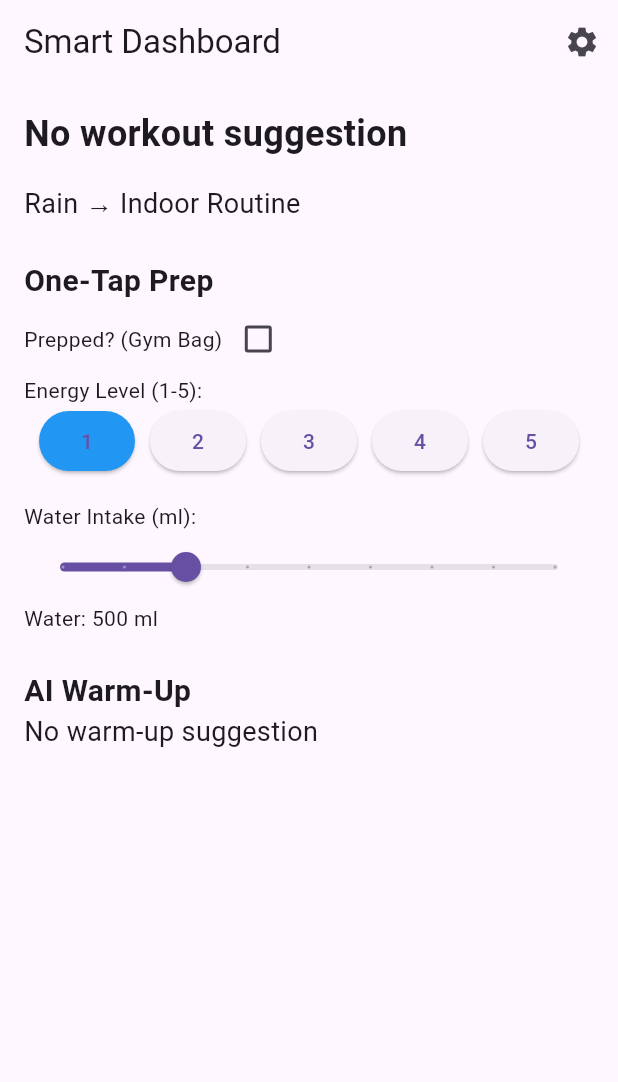
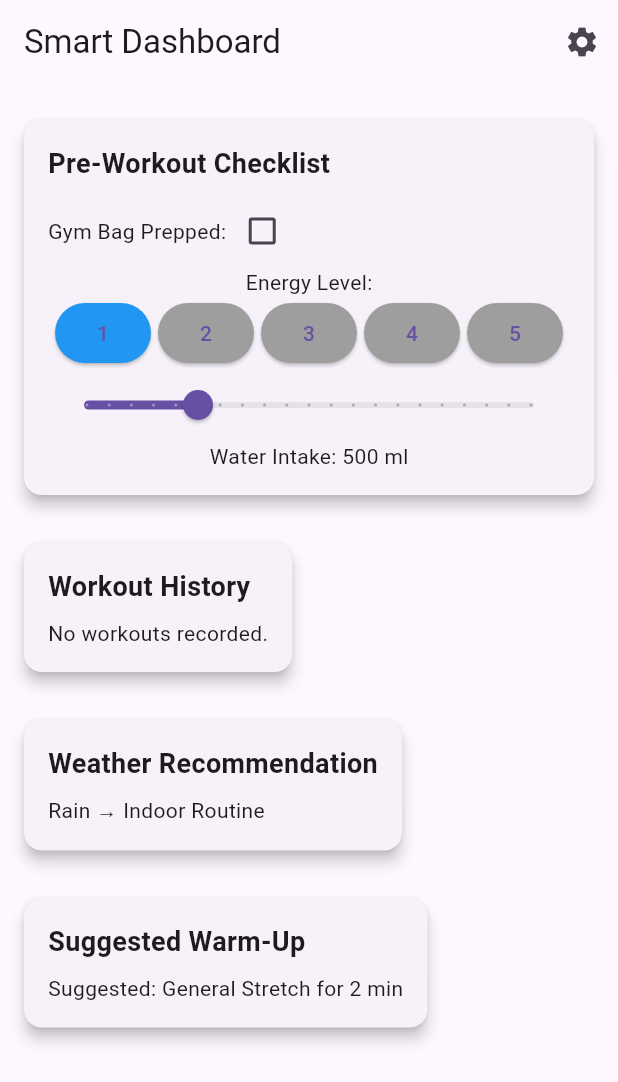
Before and after one commit to MelidoB/Gym-Tracker, a Flutter app: the screen it shows after launch, on a phone screen of 412 x 824 dp. Shown: the top 1082 px of the screen. Run offline on Flutter 3.47's test engine with Material 3 defaults, Android fonts, the phone set to English and light mode, and no system bars; our stand-ins replace shared_preferences; accounts and stored records are empty.

```diff
--- a/gym_tracker/lib/main.dart
+++ b/gym_tracker/lib/main.dart
@@ -1,26 +1,28 @@
+// lib/main.dart
 import 'package:flutter/material.dart';
+import 'package:provider/provider.dart';
 import 'package:gym_tracker/screens/smart_dashboard_screen.dart';
-import 'package:provider/provider.dart';
-
-import 'services/local_storage_service.dart';
-import 'dart:convert';
-import 'package:intl/intl.dart';
+import 'package:gym_tracker/services/local_storage_service.dart';
 
 void main() {
-  runApp(
-    MultiProvider(
-      providers: [
-        Provider<LocalStorageService>(
-          create: (_) => LocalStorageService()..initializeMockData(),
-        ),
-      ],
+  runApp(const MyApp());
+}
+
+class MyApp extends StatelessWidget {
+  const MyApp({super.key});
+
+  @override
+  Widget build(BuildContext context) {
+    return Provider<LocalStorageService>(
+      create: (_) => LocalStorageService(),
       child: MaterialApp(
         title: 'Gym Tracker',
         theme: ThemeData(
           primarySwatch: Colors.blue,
+          useMaterial3: true,
         ),
         home: const smart_dashboard_screen(),
       ),
-    ),
-  );
+    );
+  }
 }
--- a/gym_tracker/lib/models/pre_workout.dart
+++ b/gym_tracker/lib/models/pre_workout.dart
@@ -1,7 +1,8 @@
+// lib/models/pre_workout.dart
 class PreWorkout {
-  bool gymBagPrepped;
-  int energyLevel;
-  int waterIntake;
+  final bool gymBagPrepped;
+  final int energyLevel;
+  final double waterIntake;
 
   PreWorkout({
     this.gymBagPrepped = false,
@@ -9,19 +10,15 @@ class PreWorkout {
     this.waterIntake = 500,
   });
 
-  Map<String, dynamic> toJson() {
-    return {
+  Map<String, dynamic> toJson() => {
         'gymBagPrepped': gymBagPrepped,
         'energyLevel': energyLevel,
         'waterIntake': waterIntake,
       };
-  }
 
-  factory PreWorkout.fromJson(Map<String, dynamic> json) {
-    return PreWorkout(
+  factory PreWorkout.fromJson(Map<String, dynamic> json) => PreWorkout(
         gymBagPrepped: json['gymBagPrepped'] ?? false,
         energyLevel: json['energyLevel'] ?? 1,
-      waterIntake: json['waterIntake'] ?? 500,
+        waterIntake: (json['waterIntake'] ?? 500).toDouble(),
       );
 }
-}
--- a/gym_tracker/lib/models/user_preferences.dart
+++ b/gym_tracker/lib/models/user_preferences.dart
@@ -1,7 +1,8 @@
+// lib/models/user_preferences.dart
 class UserPreferences {
-  String? name;
-  bool useKg;
-  String preferredWorkoutType;
+  final String name;
+  final bool useKg;
+  final String preferredWorkoutType;
 
   UserPreferences({
     this.name = '',
@@ -9,19 +10,15 @@ class UserPreferences {
     this.preferredWorkoutType = 'General',
   });
 
-  Map<String, dynamic> toJson() {
-    return {
+  Map<String, dynamic> toJson() => {
         'name': name,
         'useKg': useKg,
         'preferredWorkoutType': preferredWorkoutType,
       };
-  }
 
-  factory UserPreferences.fromJson(Map<String, dynamic> json) {
-    return UserPreferences(
+  factory UserPreferences.fromJson(Map<String, dynamic> json) => UserPreferences(
         name: json['name'] ?? '',
         useKg: json['useKg'] ?? false,
         preferredWorkoutType: json['preferredWorkoutType'] ?? 'General',
       );
 }
-}
--- a/gym_tracker/lib/models/warm_up.dart
+++ b/gym_tracker/lib/models/warm_up.dart
@@ -1,31 +1,27 @@
+// lib/models/warm_up.dart
 class WarmUp {
-  String name;
-  String duration;
-  String workoutType;
+  final String name;
+  final String duration;
+  final String workoutType;
 
   WarmUp({
-    required this.name,
-    required this.duration,
-    required this.workoutType,
+    this.name = '',
+    this.duration = '',
+    this.workoutType = '',
   });
 
-  Map<String, dynamic> toJson() {
-    return {
+  Map<String, dynamic> toJson() => {
         'name': name,
         'duration': duration,
         'workoutType': workoutType,
       };
-  }
 
-  factory WarmUp.fromJson(Map<String, dynamic> json) {
-    return WarmUp(
+  factory WarmUp.fromJson(Map<String, dynamic> json) => WarmUp(
         name: json['name'] ?? '',
         duration: json['duration'] ?? '',
         workoutType: json['workoutType'] ?? '',
       );
-  }
 
-  // Simple rule-based suggestion
   static WarmUp suggestForWorkoutType(String workoutType) {
     switch (workoutType) {
       case 'Legs':
--- a/gym_tracker/lib/models/weather.dart
+++ b/gym_tracker/lib/models/weather.dart
@@ -1,23 +1,20 @@
+// lib/models/weather.dart
 class Weather {
-  String condition;
-  bool recommendIndoor;
+  final String condition;
+  final bool recommendIndoor;
 
   Weather({
-    required this.condition,
+    this.condition = 'Sunny',
     this.recommendIndoor = false,
   });
 
-  Map<String, dynamic> toJson() {
-    return {
+  Map<String, dynamic> toJson() => {
         'condition': condition,
         'recommendIndoor': recommendIndoor,
       };
-  }
 
-  factory Weather.fromJson(Map<String, dynamic> json) {
-    return Weather(
+  factory Weather.fromJson(Map<String, dynamic> json) => Weather(
         condition: json['condition'] ?? 'Sunny',
         recommendIndoor: json['recommendIndoor'] ?? false,
       );
 }
-}
--- a/gym_tracker/lib/models/workout.dart
+++ b/gym_tracker/lib/models/workout.dart
@@ -1,42 +1,28 @@
-import 'package:intl/intl.dart';
-
+// lib/models/workout.dart
 class Workout {
-  String name;
-  String dayOfWeek;
-  String time;
-  String type;
+  final String name;
+  final String dayOfWeek;
+  final String time;
+  final String type;
 
   Workout({
-    required this.name,
-    required this.dayOfWeek,
-    required this.time,
-    required this.type,
+    this.name = '',
+    this.dayOfWeek = '',
+    this.time = '',
+    this.type = '',
   });
 
-  Map<String, dynamic> toJson() {
-    return {
+  Map<String, dynamic> toJson() => {
         'name': name,
         'dayOfWeek': dayOfWeek,
         'time': time,
         'type': type,
       };
-  }
 
-  factory Workout.fromJson(Map<String, dynamic> json) {
-    return Workout(
+  factory Workout.fromJson(Map<String, dynamic> json) => Workout(
         name: json['name'] ?? '',
         dayOfWeek: json['dayOfWeek'] ?? '',
         time: json['time'] ?? '',
         type: json['type'] ?? '',
       );
 }
-
-  // Helper to check if workout matches current day/time
-  bool matchesCurrentTime() {
-    final now = DateTime.now();
-    final formatter = DateFormat('EEEE HH:mm');
-    final currentDay = DateFormat('EEEE').format(now);
-    final currentTime = DateFormat('HH:mm').format(now);
-    return dayOfWeek == currentDay && time == currentTime;
-  }
-}
--- a/gym_tracker/lib/screens/smart_dashboard_screen.dart
+++ b/gym_tracker/lib/screens/smart_dashboard_screen.dart
@@ -1,65 +1,63 @@
+// lib/screens/smart_dashboard_screen.dart
 import 'package:flutter/material.dart';
 import 'package:provider/provider.dart';
-import '../models/workout.dart';
-import '../models/weather.dart';
-import '../models/pre_workout.dart';
-import '../models/warm_up.dart';
-import '../services/local_storage_service.dart';
-import 'settings_screen.dart';
-import 'package:intl/intl.dart';
-import 'dart:convert';
+import 'package:gym_tracker/models/pre_workout.dart';
+import 'package:gym_tracker/models/warm_up.dart';
+import 'package:gym_tracker/models/weather.dart';
+import 'package:gym_tracker/models/workout.dart';
+import 'package:gym_tracker/screens/settings_screen.dart';
+import 'package:gym_tracker/services/local_storage_service.dart';
+import 'package:gym_tracker/widgets/reusable_widget.dart';
 
 class smart_dashboard_screen extends StatefulWidget {
   const smart_dashboard_screen({super.key});
 
   @override
-  State<smart_dashboard_screen> createState() => _smart_dashboard_screenState();
+  _SmartDashboardScreenState createState() => _SmartDashboardScreenState();
 }
 
-class _smart_dashboard_screenState extends State<smart_dashboard_screen> {
-  late LocalStorageService _localStorageService;
-  Workout? _suggestedWorkout;
-  final Weather _weather = Weather(condition: 'Rain', recommendIndoor: true); // Mock
-  PreWorkout _preWorkout = PreWorkout();
-  WarmUp? _warmUp;
+class _SmartDashboardScreenState extends State<smart_dashboard_screen> {
+  PreWorkout? _preWorkout;
+  List<Workout> _workoutHistory = [];
+  bool _isLoading = true;
 
   @override
-  void didChangeDependencies() {
-    super.didChangeDependencies();
-    _localStorageService = Provider.of<LocalStorageService>(context);
-    _loadSuggestedWorkout();
-    _loadPreWorkout();
+  void initState() {
+    super.initState();
+    _loadData();
   }
 
-  Future<void> _loadSuggestedWorkout() async {
-    final workouts = await _localStorageService.getWorkoutHistory();
-    final now = DateTime.now();
-    final currentDay = DateFormat('EEEE').format(now);
-    final recentWorkouts = workouts
-        .where((w) => w.dayOfWeek == currentDay)
-        .take(3)
-        .toList();
+  Future<void> _loadData() async {
+    final localStorage = Provider.of<LocalStorageService>(context, listen: false);
+    final preWorkout = await localStorage.getPreWorkout();
+    final workoutHistory = await localStorage.getWorkoutHistory();
     setState(() {
-      _suggestedWorkout = recentWorkouts.isNotEmpty ? recentWorkouts.first : null;
-      _warmUp = _suggestedWorkout != null
-          ? WarmUp.suggestForWorkoutType(_suggestedWorkout!.type)
-          : null;
+      _preWorkout = preWorkout;
+      _workoutHistory = workoutHistory;
+      _isLoading = false;
     });
   }
 
-  Future<void> _loadPreWorkout() async {
-    final preWorkout = await _localStorageService.getPreWorkout();
+  Future<void> _savePreWorkout(PreWorkout preWorkout) async {
+    final localStorage = Provider.of<LocalStorageService>(context, listen: false);
+    await localStorage.savePreWorkout(preWorkout);
     setState(() {
       _preWorkout = preWorkout;
     });
   }
 
-  Future<void> _savePreWorkout() async {
-    await _localStorageService.savePreWorkout(_preWorkout);
+  @override
+  Widget build(BuildContext context) {
+    if (_isLoading) {
+      return const Scaffold(
+        body: Center(child: CircularProgressIndicator()),
+      );
     }
 
-  @override
-  Widget build(BuildContext context) {
+    final weather = Weather(condition: 'Rain', recommendIndoor: true);
+    final suggestedWarmUp = WarmUp.suggestForWorkoutType(
+        _workoutHistory.isNotEmpty ? _workoutHistory.first.type : 'General');
+
     return Scaffold(
       appBar: AppBar(
         title: const Text('Smart Dashboard'),
@@ -69,87 +67,84 @@ class _smart_dashboard_screenState extends State<smart_dashboard_screen> {
             onPressed: () {
               Navigator.push(
                 context,
-                MaterialPageRoute(builder: (context) => const SettingsScreen()),
+                MaterialPageRoute(builder: (_) => const SettingsScreen()),
               );
             },
           ),
         ],
       ),
-      body: Padding(
+      body: SingleChildScrollView(
         padding: const EdgeInsets.all(16.0),
         child: Column(
           crossAxisAlignment: CrossAxisAlignment.start,
           children: [
-            Text(
-              _suggestedWorkout != null
-                  ? '${_suggestedWorkout!.dayOfWeek} ${_suggestedWorkout!.time} → ${_suggestedWorkout!.name}?'
-                  : 'No workout suggestion',
-              style: const TextStyle(fontSize: 24, fontWeight: FontWeight.bold),
-            ),
-            const SizedBox(height: 16),
-            Text(
-              '${_weather.condition} → ${_weather.recommendIndoor ? 'Indoor Routine' : 'Outdoor Routine'}',
-              style: const TextStyle(fontSize: 18),
-            ),
-            const SizedBox(height: 24),
-            const Text('One-Tap Prep', style: TextStyle(fontSize: 20, fontWeight: FontWeight.bold)),
+            ReusableWidget(
+              title: 'Pre-Workout Checklist',
+              child: Column(
+                children: [
                   Row(
                     children: [
-                const Text('Prepped? (Gym Bag)'),
+                      const Text('Gym Bag Prepped:'),
                       Checkbox(
-                  value: _preWorkout.gymBagPrepped,
-                  onChanged: (bool? value) {
-                    if (value != null) {
-                      setState(() {
-                        _preWorkout.gymBagPrepped = value;
-                      });
-                      _savePreWorkout();
-                    }
+                        value: _preWorkout!.gymBagPrepped,
+                        onChanged: (value) {
+                          _savePreWorkout(_preWorkout!.copyWith(gymBagPrepped: value ?? false));
                         },
                       ),
                     ],
                   ),
-            const Text('Energy Level (1-5):'),
+                  const Text('Energy Level:'),
                   Row(
                     mainAxisAlignment: MainAxisAlignment.spaceEvenly,
-              children: List.generate(5, (index) => index + 1).map((level) {
+                    children: [1, 2, 3, 4, 5].map((level) {
                       return ElevatedButton(
                         onPressed: () {
-                    setState(() {
-                      _preWorkout.energyLevel = level;
-                    });
-                    _savePreWorkout();
+                          _savePreWorkout(_preWorkout!.copyWith(energyLevel: level));
                         },
                         style: ElevatedButton.styleFrom(
-                    backgroundColor: _preWorkout.energyLevel == level ? Colors.blue : null,
+                          backgroundColor: _preWorkout!.energyLevel == level
+                              ? Colors.blue
+                              : Colors.grey,
                         ),
                         child: Text('$level'),
                       );
                     }).toList(),
                   ),
-            const SizedBox(height: 16),
-            const Text('Water Intake (ml):'),
                   Slider(
-              value: _preWorkout.waterIntake.toDouble(),
+                    value: _preWorkout!.waterIntake,
                     min: 0,
                     max: 2000,
-              divisions: 8,
-              label: '${_preWorkout.waterIntake} ml',
-              onChanged: (double value) {
-                setState(() {
-                  _preWorkout.waterIntake = value.round();
-                });
-                _savePreWorkout();
+                    divisions: 20,
+                    label: '${_preWorkout!.waterIntake.round()} ml',
+                    onChanged: (value) {
+                      _savePreWorkout(_preWorkout!.copyWith(waterIntake: value));
                     },
                   ),
-            Text('Water: ${_preWorkout.waterIntake} ml'),
-            const SizedBox(height: 24),
-            const Text('AI Warm-Up', style: TextStyle(fontSize: 20, fontWeight: FontWeight.bold)),
-            Text(
-              _warmUp != null
-                  ? 'Suggested: ${_warmUp!.name} for ${_warmUp!.duration}'
-                  : 'No warm-up suggestion',
-              style: const TextStyle(fontSize: 18),
+                  Text('Water Intake: ${_preWorkout!.waterIntake.round()} ml'),
+                ],
+              ),
+            ),
+            const SizedBox(height: 16),
+            ReusableWidget(
+              title: 'Workout History',
+              child: _workoutHistory.isEmpty
+                  ? const Text('No workouts recorded.')
+                  : Column(
+                      children: _workoutHistory.map((workout) {
+                        return Text(
+                            '${workout.dayOfWeek} ${workout.time} → ${workout.name}?');
+                      }).toList(),
+                    ),
+            ),
+            const SizedBox(height: 16),
+            ReusableWidget(
+              title: 'Weather Recommendation',
+              child: Text('${weather.condition} → ${weather.recommendIndoor ? 'Indoor' : 'Outdoor'} Routine'),
+            ),
+            const SizedBox(height: 16),
+            ReusableWidget(
+              title: 'Suggested Warm-Up',
+              child: Text('Suggested: ${suggestedWarmUp.name} for ${suggestedWarmUp.duration}'),
             ),
           ],
         ),
@@ -157,3 +152,17 @@ class _smart_dashboard_screenState extends State<smart_dashboard_screen> {
     );
   }
 }
+
+extension on PreWorkout {
+  PreWorkout copyWith({
+    bool? gymBagPrepped,
+    int? energyLevel,
+    double? waterIntake,
+  }) {
+    return PreWorkout(
+      gymBagPrepped: gymBagPrepped ?? this.gymBagPrepped,
+      energyLevel: energyLevel ?? this.energyLevel,
+      waterIntake: waterIntake ?? this.waterIntake,
+    );
+  }
+}
--- a/gym_tracker/lib/widgets/reusable_widget.dart
+++ b/gym_tracker/lib/widgets/reusable_widget.dart
@@ -1,12 +1,38 @@
+// lib/widgets/reusable_widget.dart
 import 'package:flutter/material.dart';
 
 class ReusableWidget extends StatelessWidget {
-  final String label;
+  final String title;
+  final Widget child;
 
-  const ReusableWidget({required this.label, Key? key}) : super(key: key);
+  const ReusableWidget({
+    super.key,
+    required this.title,
+    required this.child,
+  });
 
   @override
   Widget build(BuildContext context) {
-    return Text(label, style: TextStyle(fontSize: 18));
+    return Card(
+      elevation: 4,
+      margin: const EdgeInsets.symmetric(vertical: 8),
+      child: Padding(
+        padding: const EdgeInsets.all(16.0),
+        child: Column(
+          crossAxisAlignment: CrossAxisAlignment.start,
+          children: [
+            Text(
+              title,
+              style: const TextStyle(
+                fontSize: 18,
+                fontWeight: FontWeight.bold,
+              ),
+            ),
+            const SizedBox(height: 8),
+            child,
+          ],
+        ),
+      ),
+    );
   }
 }
--- a/gym_tracker/pubspec.yaml
+++ b/gym_tracker/pubspec.yaml
@@ -49,7 +49,7 @@ dev_dependencies:
   # rules and activating additional ones.
   flutter_lints: ^5.0.0
   mockito: ^5.4.5
-
+  build_runner: ^2.4.15
 # For information on the generic Dart part of this file, see the
 # following page: https://dart.dev/tools/pub/pubspec
 
```
Also changed, not shown: gym_tracker/lib/screens/settings_screen.dart (+63 -48 lines), gym_tracker/lib/services/local_storage_service.dart (+36 -53 lines), gym_tracker/pubspec.lock, 10 other files. Lines whose indentation alone changed are shown as unchanged.
